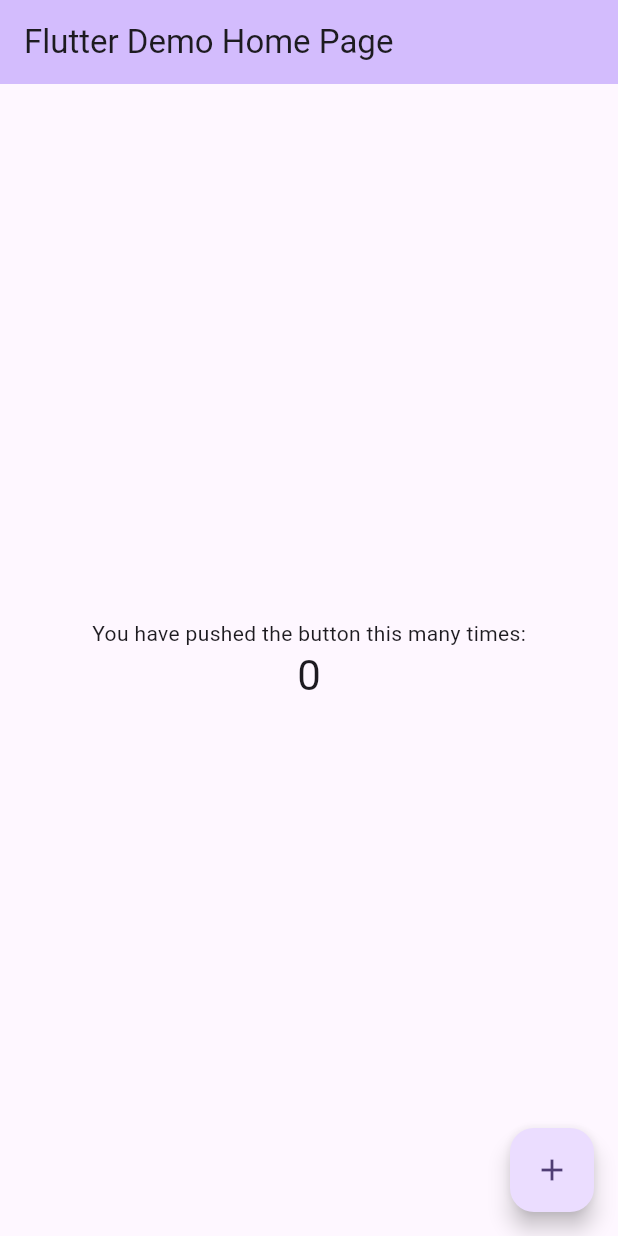
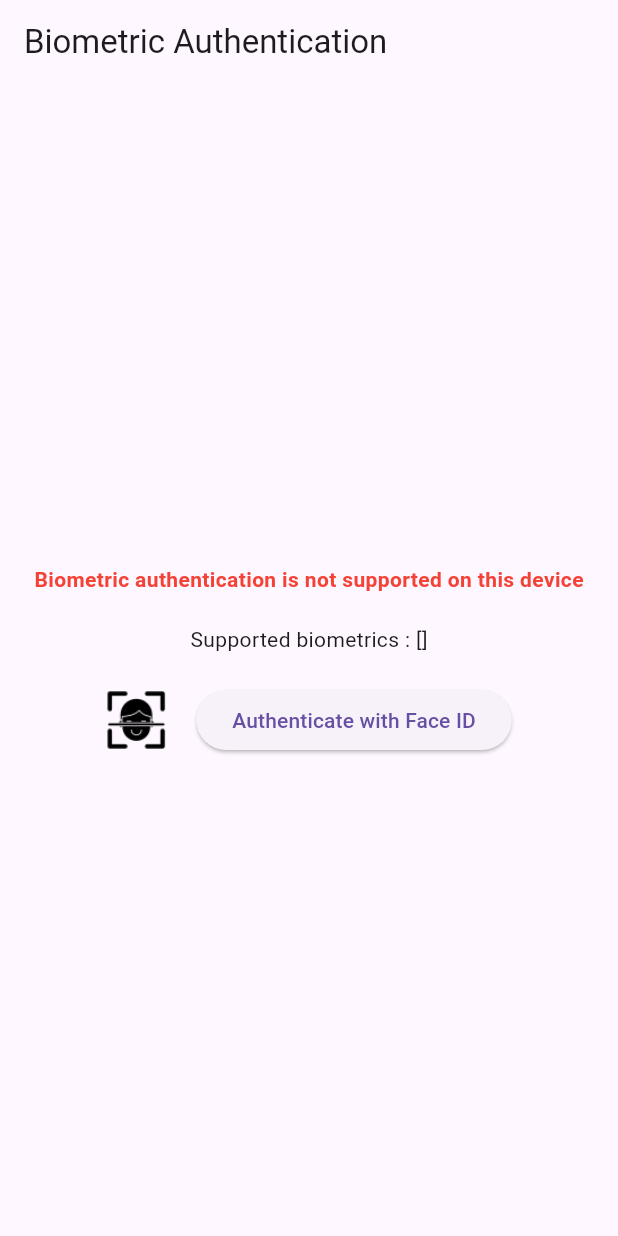
Before and after one commit to JarvisLam-LemonCEO/cmpe137_project, a Flutter app: the screen it shows after launch, on a phone screen of 412 x 824 dp. Run offline on Flutter 3.47's test engine with Material 3 defaults, Android fonts, the phone set to English and light mode, and no system bars; our stand-ins replace local_auth.

Commit message:
added changes

```diff
--- /dev/null
+++ b/lib/auth_screen.dart
@@ -0,0 +1,133 @@
+import 'package:flutter/material.dart';
+import 'package:flutter/services.dart';
+import 'package:local_auth/local_auth.dart';
+
+import 'home.dart';
+
+class AuthScreen extends StatefulWidget {
+  const AuthScreen({super.key});
+
+  @override
+  State<AuthScreen> createState() => _AuthScreenState();
+}
+
+enum SupportState {
+  unknown,
+  supported,
+  unSupported,
+}
+
+class _AuthScreenState extends State<AuthScreen> {
+  final LocalAuthentication auth = LocalAuthentication();
+  SupportState supportState = SupportState.unknown;
+  List<BiometricType>? availableBiometrics;
+
+  @override
+  void initState() {
+    auth.isDeviceSupported().then((bool isSupported) =>
+        setState(() => supportState = isSupported ? SupportState.supported : SupportState.unSupported));
+    super.initState();
+    checkBiometric();
+    getAvailableBiometrics();
+  }
+
+  Future<void> checkBiometric() async {
+    late bool canCheckBiometric;
+    try {
+      canCheckBiometric = await auth.canCheckBiometrics;
+      print("Biometric supported: $canCheckBiometric");
+    } on PlatformException catch (e) {
+      print(e);
+      canCheckBiometric = false;
+    }
+  }
+
+  Future<void> getAvailableBiometrics() async {
+    late List<BiometricType> biometricTypes;
+    try {
+      biometricTypes = await auth.getAvailableBiometrics();
+      print("supported biometrics $biometricTypes");
+    } on PlatformException catch (e) {
+      print(e);
+    }
+
+    if (!mounted) {
+      return;
+    }
+    setState(() {
+      availableBiometrics = biometricTypes;
+    });
+  }
+
+  Future<void> authenticateWithBiometrics() async {
+    try {
+      final authenticated = await auth.authenticate(
+          localizedReason: 'Authenticate with fingerprint or Face ID',
+          options: const AuthenticationOptions(
+            stickyAuth: true,
+            biometricOnly: true,
+          ));
+
+      if (!mounted) {
+        return;
+      }
+
+      if (authenticated) {
+        Navigator.push(context, MaterialPageRoute(builder: (context) => const Home()));
+      }
+    } on PlatformException catch (e) {
+      print(e);
+      return;
+    }
+  }
+
+  @override
+  Widget build(BuildContext context) {
+    return Scaffold(
+      appBar: AppBar(
+        title: const Text('Biometric Authentication'),
+      ),
+      body: Center(
+        child: Column(
+          mainAxisAlignment: MainAxisAlignment.center,
+          children: [
+            Text(
+              supportState == SupportState.supported
+                  ? 'Biometric authentication is supported on this device'
+                  : supportState == SupportState.unSupported
+                      ? 'Biometric authentication is not supported on this device'
+                      : 'Checking biometric support...',
+              style: TextStyle(
+                fontWeight: FontWeight.bold,
+                color: supportState == SupportState.supported
+                    ? Colors.green
+                    : supportState == SupportState.unSupported
+                        ? Colors.red
+                        : Colors.grey,
+              ),
+            ),
+            const SizedBox(height: 20),
+            Text('Supported biometrics : $availableBiometrics'),
+            const SizedBox(height: 20),
+            Row(
+              mainAxisAlignment: MainAxisAlignment.center,
+              children: [
+                Image.asset(
+                  'assets/face_id.png',
+                  width: 40,
+                  height: 40,
+                  fit: BoxFit.cover,
+                ),
+                const SizedBox(width: 20),
+                ElevatedButton(
+                  onPressed: authenticateWithBiometrics,
+                  child: const Text("Authenticate with Face ID"),
+                )
+              ],
+            )
+          ],
+        ),
+      ),
+    );
+  }
+}
--- a/lib/main.dart
+++ b/lib/main.dart
@@ -1,68 +1,25 @@
 import 'package:flutter/material.dart';
 
+import 'auth_screen.dart';
 
 void main() {
   runApp(const MyApp());
 }
 
-class MyApp extends StatelessWidget {
+class MyApp extends StatefulWidget {
   const MyApp({super.key});
+
+  @override
+  State<MyApp> createState() => _MyAppState();
+}
+
+class _MyAppState extends State<MyApp> {
+
+
   @override
   Widget build(BuildContext context) {
-    return MaterialApp(
-      title: 'Flutter Demo',
-      theme: ThemeData(
-        colorScheme: ColorScheme.fromSeed(seedColor: Colors.deepPurple),
-        useMaterial3: true,
-      ),
-      home: const MyHomePage(title: 'Flutter Demo Home Page'),
+    return const MaterialApp(
+      home:  AuthScreen()
     );
   }
 }
-
-class MyHomePage extends StatefulWidget {
-  const MyHomePage({super.key, required this.title});
-  final String title;
-
-  @override
-  State<MyHomePage> createState() => _MyHomePageState();
-}
-
-class _MyHomePageState extends State<MyHomePage> {
-  int _counter = 0;
-
-  void _incrementCounter() {
-    setState(() {
-      _counter++;
-    });
-  }
-
-  @override
-  Widget build(BuildContext context) {
-    return Scaffold(
-      appBar: AppBar(
-        backgroundColor: Theme.of(context).colorScheme.inversePrimary,
-        title: Text(widget.title),
-      ),
-      body: Center(
-        child: Column(
-          mainAxisAlignment: MainAxisAlignment.center,
-          children: <Widget>[
-            const Text(
-              'You have pushed the button this many times:',
-            ),
-            Text(
-              '$_counter',
-              style: Theme.of(context).textTheme.headlineMedium,
-            ),
-          ],
-        ),
-      ),
-      floatingActionButton: FloatingActionButton(
-        onPressed: _incrementCounter,
-        tooltip: 'Increment',
-        child: const Icon(Icons.add),
-      ),
-    );
-  }
-}
```
Also changed, not shown: lib/home.dart (added, +24 -0 lines), pubspec.yaml (+7 -7 lines), assets/face_id.png (added), pubspec.lock, 192 other files.
